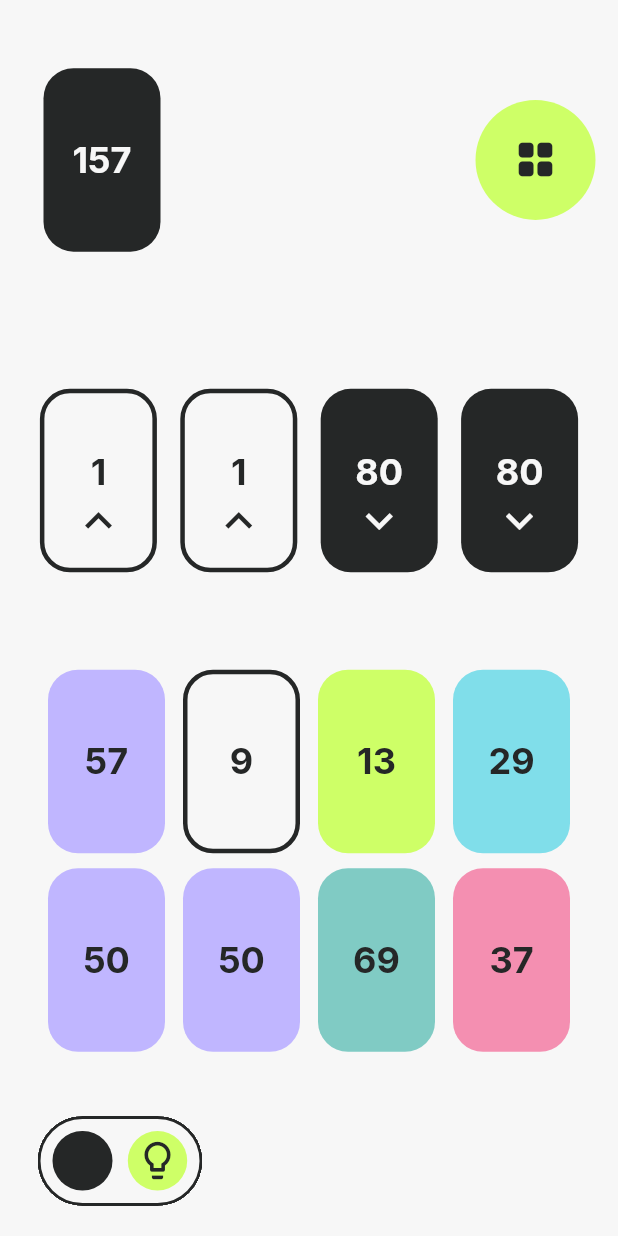
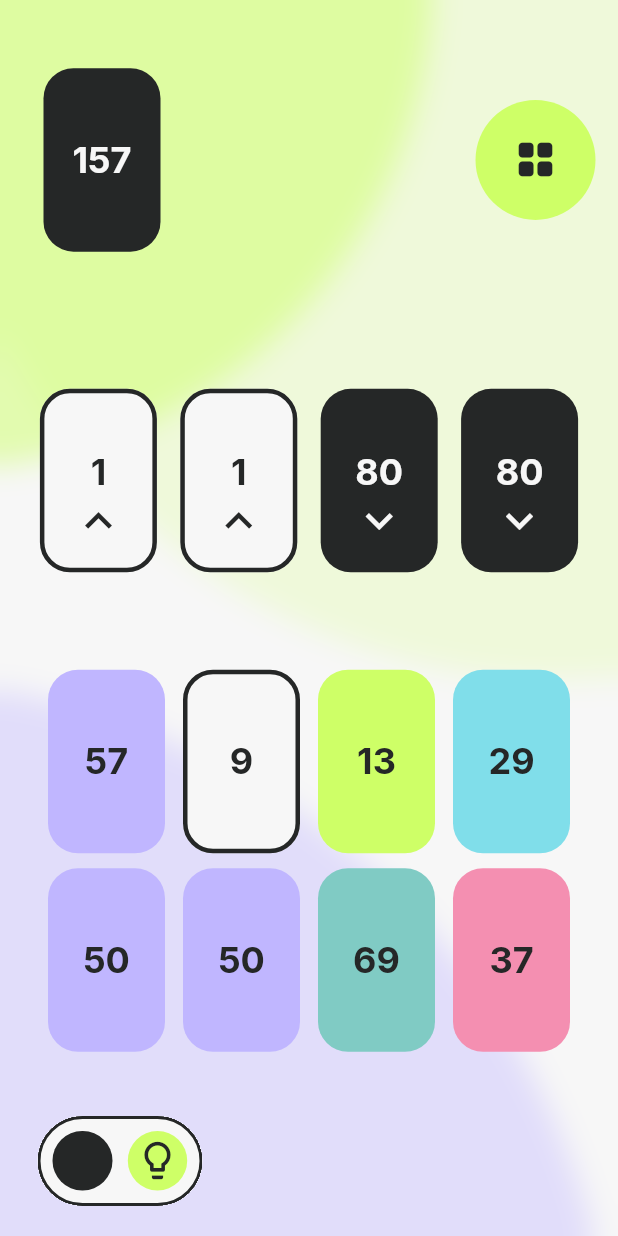
Before and after one commit to RaulSangosto/flip_it, a Flutter app: the PlayPage screen opened by its route, on a phone screen of 412 x 824 dp. Run offline on Flutter 3.47's test engine with Material 2 defaults, Android fonts, the light colour scheme and no system bars; our stand-ins replace animated_text_kit, audioplayers, bloc, flip_card, flutter_bloc, go_router and 1 more; missing offline and left inert: circular_reveal_animation; statements that could not run were skipped.

Commit message:
Feature: Blured Background

```diff
--- a/lib/src/game/pages/play_page.dart
+++ b/lib/src/game/pages/play_page.dart
@@ -1,3 +1,6 @@
+import 'dart:ui';
+
+import 'package:animated_text_kit/animated_text_kit.dart';
 import 'package:crossingwords/src/state/bloc/game/model/card_collection.dart';
 import 'package:crossingwords/src/state/bloc/sound/sound_bloc.dart';
 import 'package:crossingwords/src/theme/main_theme.dart';
@@ -5,6 +8,7 @@ import 'package:flutter/material.dart';
 import 'package:flutter_bloc/flutter_bloc.dart';
 import '../../state/bloc/game/game_bloc.dart';
 import '../../state/bloc/help_menu/helpmenu_bloc.dart';
+import '../../ui/background.dart';
 import '../../ui/widgets.dart';
 import '../widgets/card_group.dart';
 import '../widgets/deck.dart';
@@ -18,7 +22,10 @@ class PlayPage extends StatelessWidget {
   Widget build(BuildContext context) {
     var finised = false;
     var win = false;
-    return BlocBuilder<GameBloc, GameState>(
+    return BluredBackground(
+      child: Container(
+        color: Colors.transparent,
+        child: BlocBuilder<GameBloc, GameState>(
           builder: (context, gameState) {
             if ((gameState is GameInitial || gameState is GamePlaying) &&
                 gameState.cards.isNotEmpty) {
@@ -31,21 +38,31 @@ class PlayPage extends StatelessWidget {
               finised = true;
               win = gameState.win();
               if (win) {
-            BlocProvider.of<SoundBloc>(context).add(PlaySound(SoundType.win));
+                BlocProvider.of<SoundBloc>(context)
+                    .add(PlaySound(SoundType.win));
               } else {
-            BlocProvider.of<SoundBloc>(context).add(PlaySound(SoundType.lose));
+                BlocProvider.of<SoundBloc>(context)
+                    .add(PlaySound(SoundType.lose));
               }
             }
             return Scaffold(
+              onEndDrawerChanged: (isOpened) {
+                BlocProvider.of<SoundBloc>(context).add(
+                    PlaySound(isOpened ? SoundType.open : SoundType.close));
+              },
+              backgroundColor: Colors.transparent,
               endDrawer: const DrawerMenu(),
               body: BlocBuilder<HelpMenuBloc, HelpMenuState>(
                 builder: (context, helpMenuState) {
                   return Stack(
                     children: [
-                  Opacity(
-                    opacity: helpMenuState.open ? .8 : 0,
+                      Visibility(
+                        visible: helpMenuState.open,
+                        child: BackdropFilter(
+                          filter: ImageFilter.blur(sigmaX: 50.0, sigmaY: 50.0),
                           child: Container(
-                      color: darkColor,
+                            color: darkColor.withOpacity(0.7),
+                          ),
                         ),
                       ),
                       SafeArea(
@@ -82,6 +99,8 @@ class PlayPage extends StatelessWidget {
               ),
             );
           },
+        ),
+      ),
     );
   }
 }
@@ -138,9 +157,18 @@ class _HelpAreaState extends State<HelpArea> {
                           ),
                           CircleIconButton(
                               backgroundColor: accentColor,
-                              onPressed: () =>
+                              onPressed: () {
                                 BlocProvider.of<HelpMenuBloc>(context)
-                                      .add(ToggleMenu()),
+                                    .add(ToggleMenu());
+                                BlocProvider.of<SoundBloc>(context).add(
+                                    PlaySound(helpMenuState.open
+                                        ? SoundType.closeHelp
+                                        : SoundType.openHelp));
+                                BlocProvider.of<SoundBloc>(context).add(
+                                    helpMenuState.open
+                                        ? StopTalkHelper()
+                                        : StartTalkHelper());
+                              },
                               icon: Icon(
                                 !helpMenuState.open
                                     ? Icons.lightbulb_outline_rounded
@@ -161,12 +189,24 @@ class _HelpAreaState extends State<HelpArea> {
                                 alignment: WrapAlignment.center,
                                 runAlignment: WrapAlignment.center,
                                 children: [
-                                  Text(
+                                  AnimatedTextKit(
+                                    key: ValueKey<Key?>(
+                                        helpMenuState.selectedWidget),
+                                    isRepeatingAnimation: false,
+                                    pause: Duration.zero,
+                                    animatedTexts: [
+                                      TypewriterAnimatedText(
+                                        speed: const Duration(milliseconds: 40),
                                         helpMenuState.message,
-                                    overflow: TextOverflow.clip,
-                                    style: const TextStyle(
+                                        //overflow: TextOverflow.clip,
+                                        textStyle: const TextStyle(
                                             fontSize: 16,
                                             fontWeight: FontWeight.w600),
+                                      )
+                                    ],
+                                    onFinished: () =>
+                                        BlocProvider.of<SoundBloc>(context)
+                                            .add(StopTalkHelper()),
                                   ),
                                 ],
                               )
--- /dev/null
+++ b/lib/src/ui/background.dart
@@ -0,0 +1,78 @@
+import 'dart:ui';
+
+import 'package:flutter/material.dart';
+
+import '../theme/main_theme.dart';
+
+class BackgrounCirclesPainter extends CustomPainter {
+  @override
+  void paint(Canvas canvas, Size size) {
+    final height = size.height;
+    final width = size.width;
+    Paint paint = Paint();
+
+    Path bg = Path();
+    bg.addRect(Rect.fromLTRB(0, 0, width, height));
+    paint.color = backgroundColor;
+    canvas.drawPath(bg, paint);
+
+    paint.color = purple.withOpacity(.3);
+
+    canvas.drawCircle(Offset(width * -.1, height * -.02), width * .8, paint);
+    canvas.drawCircle(Offset(width * .9, height * .05), width, paint);
+    paint.color = purple.withOpacity(.2);
+    canvas.drawCircle(Offset(width * -.2, height * 1.15), width * 1.2, paint);
+  }
+
+  @override
+  bool shouldRepaint(covariant CustomPainter oldDelegate) {
+    return oldDelegate != this;
+  }
+}
+
+class IntenseBackgrounCirclesPainter extends CustomPainter {
+  @override
+  void paint(Canvas canvas, Size size) {
+    final height = size.height;
+    final width = size.width;
+    Paint paint = Paint();
+
+    Path bg = Path();
+    bg.addRect(Rect.fromLTRB(0, 0, width, height));
+    paint.color = backgroundColor;
+    canvas.drawPath(bg, paint);
+
+    paint.color = green.withOpacity(.5);
+    canvas.drawCircle(Offset(width * -.1, height * -.02), width * .8, paint);
+
+    paint.color = green.withOpacity(.2);
+    canvas.drawCircle(Offset(width * .9, height * .05), width, paint);
+
+    paint.color = purple.withOpacity(.4);
+    canvas.drawCircle(Offset(width * -.2, height * 1.15), width * 1.2, paint);
+  }
+
+  @override
+  bool shouldRepaint(covariant CustomPainter oldDelegate) {
+    return oldDelegate != this;
+  }
+}
+
+class BluredBackground extends StatelessWidget {
+  const BluredBackground({Key? key, required this.child}) : super(key: key);
+  final Widget child;
+
+  @override
+  Widget build(BuildContext context) {
+    return CustomPaint(
+      painter: IntenseBackgrounCirclesPainter(),
+      child: BackdropFilter(
+        filter: ImageFilter.blur(sigmaX: 10.0, sigmaY: 10.0),
+        child: Container(
+          color: Colors.transparent,
+          child: child,
+        ),
+      ),
+    );
+  }
+}
```
Lines whose indentation alone changed are shown as unchanged.
